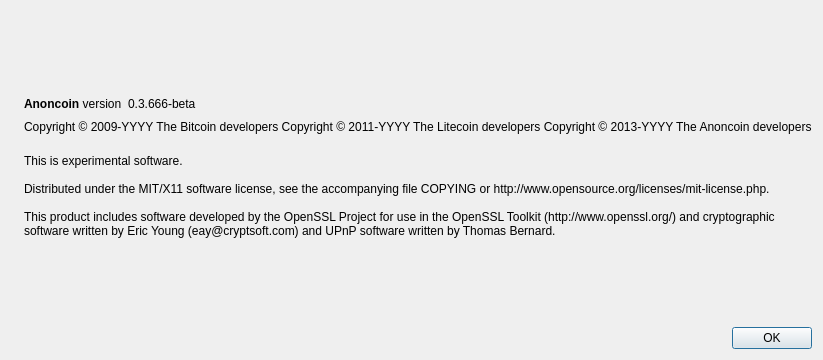
Qt form src/qt/forms/aboutdialog.ui (Anoncoin/anoncoin) before a commit.
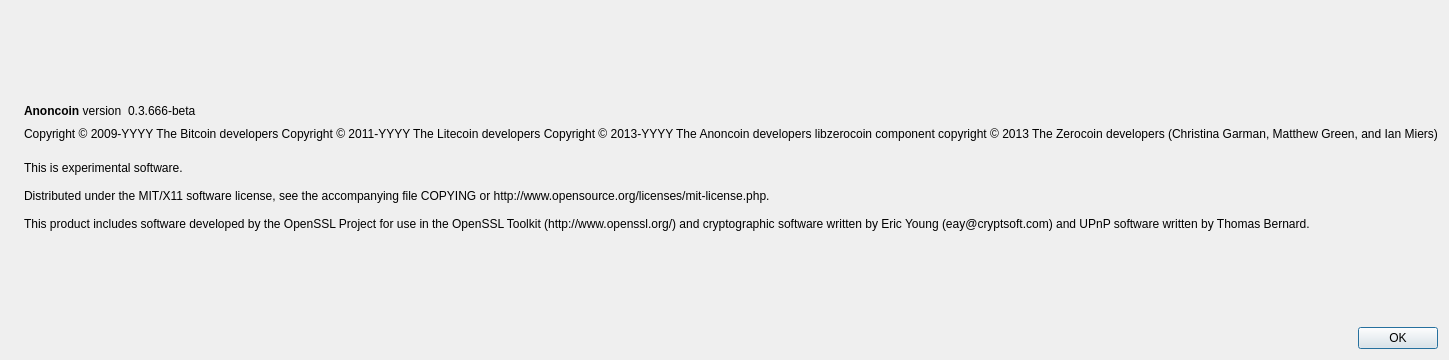
The same form after that commit. Icons and pictures are not drawn.

Commit message: libzerocoin credit/copyright

```diff
--- a/src/qt/forms/aboutdialog.ui
+++ b/src/qt/forms/aboutdialog.ui
@@ -93,7 +93,8 @@
        <property name="text">
         <string notr="true">Copyright &amp;copy; 2009-YYYY The Bitcoin developers
 Copyright &amp;copy; 2011-YYYY The Litecoin developers
-Copyright &amp;copy; 2013-YYYY The Anoncoin developers</string>
+Copyright &amp;copy; 2013-YYYY The Anoncoin developers
+libzerocoin component copyright &amp;copy; 2013 The Zerocoin developers (Christina Garman, Matthew Green, and Ian Miers)</string>
        </property>
        <property name="textFormat">
         <enum>Qt::RichText</enum>
```
